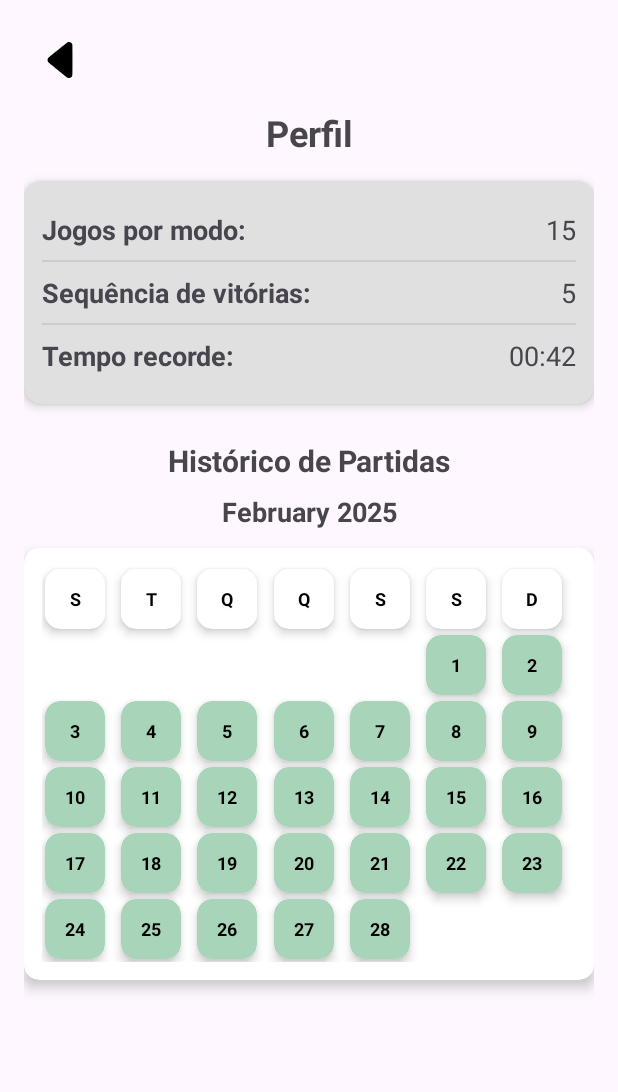
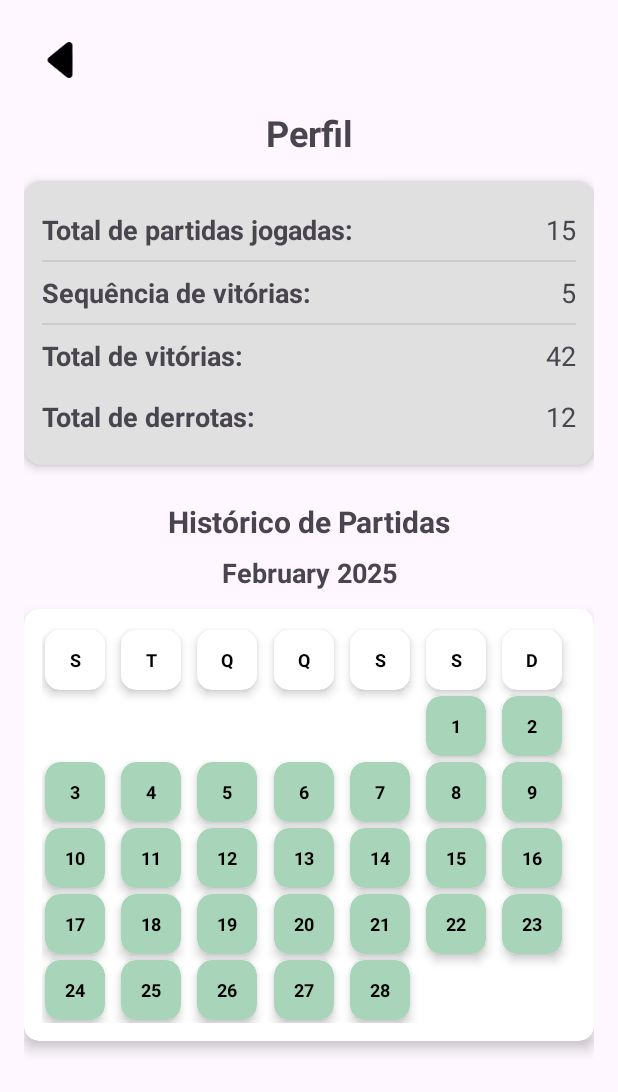
Before and after one commit to GabriellyVitoria5/App-Termix, an Android app: the Profile screen opened directly, with no data from a screen before it, on a phone screen of 412 x 824 dp. Shown: the top 1092 px of the screen. Run offline under Robolectric (Android 15) with nearby library versions, the phone set to English and light mode, and no system bars.

Commit message:
Atualiza a exibição do perfil para mostrar total de vitórias e derrotas, e renomeia campos correspondentes

```diff
--- a/app/src/main/java/com/ifmg/termix/Profile.kt
+++ b/app/src/main/java/com/ifmg/termix/Profile.kt
@@ -49,10 +49,12 @@ class Profile : AppCompatActivity() {
         // TODO: Substituir por valores reais do banco de dados
         val fakeGamesPerMode = 15
         val fakeWinStreak = 5
-        val fakeRecordTimeSeconds = 42
+        val fakeTotalVictories = 42
+        val fakeTotalLosses = 12
 
         profileBinding.gamesPerMode.text = "$fakeGamesPerMode"
         profileBinding.winStreak.text = "$fakeWinStreak"
-        profileBinding.recordTime.text = String.format(Locale.getDefault(), "%02d:%02d", fakeRecordTimeSeconds / 60, fakeRecordTimeSeconds % 60)
+        profileBinding.victories.text = "$fakeTotalVictories"
+        profileBinding.losses.text = "$fakeTotalLosses"
     }
 }
--- a/app/src/main/res/layout/activity_profile.xml
+++ b/app/src/main/res/layout/activity_profile.xml
@@ -47,7 +47,7 @@
         app:layout_constraintEnd_toEndOf="parent"
         android:layout_marginTop="16dp">
 
-        <!-- Linha 1 - Jogos por Modo -->
+        <!-- Linha 1 - Total de partidas jogadas -->
         <LinearLayout
             android:layout_width="match_parent"
             android:layout_height="wrap_content"
@@ -59,7 +59,7 @@
                 android:layout_width="0dp"
                 android:layout_height="wrap_content"
                 android:layout_weight="1"
-                android:text="@string/jogos_por_modo"
+                android:text="@string/total_partidas"
                 android:textSize="18sp"
                 android:textStyle="bold"/>
 
@@ -105,7 +105,7 @@
             android:layout_height="1dp"
             android:background="#CCCCCC"/>
 
-        <!-- Linha 3 - Tempo Recorde -->
+        <!-- Linha 3 - Total de vitórias -->
         <LinearLayout
             android:layout_width="match_parent"
             android:layout_height="wrap_content"
@@ -117,15 +117,39 @@
                 android:layout_width="0dp"
                 android:layout_height="wrap_content"
                 android:layout_weight="1"
-                android:text="@string/tempo_recorde"
+                android:text="@string/total_vitorias"
                 android:textSize="18sp"
                 android:textStyle="bold"/>
 
             <TextView
-                android:id="@+id/recordTime"
+                android:id="@+id/victories"
                 android:layout_width="wrap_content"
                 android:layout_height="wrap_content"
-                android:text="@string/_00_00"
+                android:text="@string/_0"
+                android:textSize="18sp"/>
+        </LinearLayout>
+
+        <!-- Linha 4 - Total de derrotas -->
+        <LinearLayout
+            android:layout_width="match_parent"
+            android:layout_height="wrap_content"
+            android:orientation="horizontal"
+            android:gravity="center_vertical"
+            android:paddingVertical="8dp">
+
+            <TextView
+                android:layout_width="0dp"
+                android:layout_height="wrap_content"
+                android:layout_weight="1"
+                android:text="@string/total_derrotas"
+                android:textSize="18sp"
+                android:textStyle="bold"/>
+
+            <TextView
+                android:id="@+id/losses"
+                android:layout_width="wrap_content"
+                android:layout_height="wrap_content"
+                android:text="@string/_0"
                 android:textSize="18sp"/>
         </LinearLayout>
     </LinearLayout>
--- a/app/src/main/res/values/strings.xml
+++ b/app/src/main/res/values/strings.xml
@@ -16,7 +16,7 @@
     <string name="month_year">%1$s %2$d</string>
     <string name="sequencia_de_vitorias">Sequência de vitórias:</string>
     <string name="_0">0</string>
-    <string name="tempo_recorde">Tempo recorde:</string>
-    <string name="_00_00">00:00</string>
-    <string name="jogos_por_modo">Jogos por modo:</string>
+    <string name="total_vitorias">Total de vitórias:</string>
+    <string name="total_partidas">Total de partidas jogadas:</string>
+    <string name="total_derrotas">Total de derrotas:</string>
 </resources>
```
